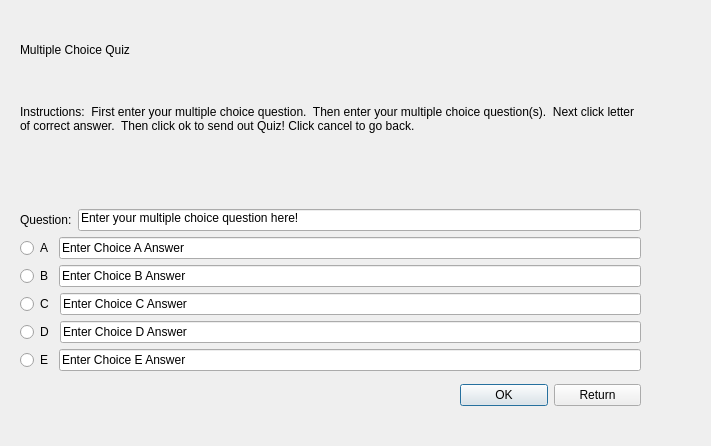
Above: serverPresent/multiplechoicequiz.ui from ccox04/CS3714_Spring17 before the change. Below: the same form after it.
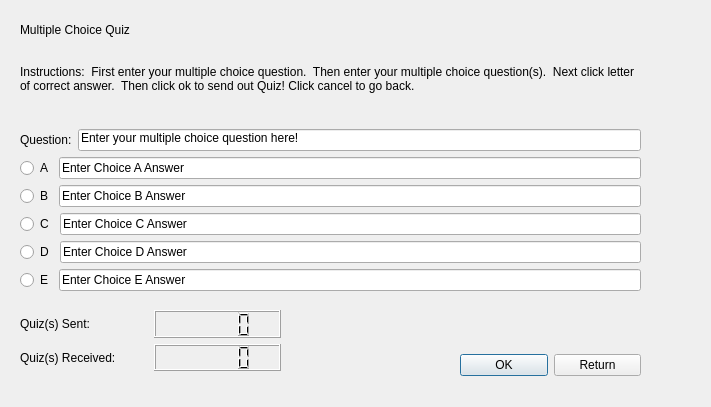
That is the form after the change.

What changed in the file:
```diff
--- a/serverPresent/multiplechoicequiz.ui
+++ b/serverPresent/multiplechoicequiz.ui
@@ -7,7 +7,7 @@
     <x>0</x>
     <y>0</y>
     <width>711</width>
-    <height>446</height>
+    <height>407</height>
    </rect>
   </property>
   <property name="windowTitle">
@@ -19,7 +19,7 @@
      <x>20</x>
      <y>0</y>
      <width>621</width>
-     <height>371</height>
+     <height>291</height>
     </rect>
    </property>
    <layout class="QVBoxLayout" name="verticalLayout_4">
@@ -171,11 +171,11 @@
     </item>
    </layout>
   </widget>
-  <widget class="QWidget" name="">
+  <widget class="QWidget" name="layoutWidget">
    <property name="geometry">
     <rect>
      <x>460</x>
-     <y>380</y>
+     <y>350</y>
      <width>181</width>
      <height>31</height>
     </rect>
@@ -197,6 +197,46 @@
     </item>
    </layout>
   </widget>
+  <widget class="QWidget" name="">
+   <property name="geometry">
+    <rect>
+     <x>20</x>
+     <y>310</y>
+     <width>261</width>
+     <height>61</height>
+    </rect>
+   </property>
+   <layout class="QVBoxLayout" name="verticalLayout_5">
+    <item>
+     <layout class="QHBoxLayout" name="horizontalLayout_9">
+      <item>
+       <widget class="QLabel" name="quizSentLabel">
+        <property name="text">
+         <string>Quiz(s) Sent:</string>
+        </property>
+       </widget>
+      </item>
+      <item>
+       <widget class="QLCDNumber" name="quizSentLcdNumber"/>
+      </item>
+     </layout>
+    </item>
+    <item>
+     <layout class="QHBoxLayout" name="horizontalLayout_8">
+      <item>
+       <widget class="QLabel" name="quizReceivedLabel">
+        <property name="text">
+         <string>Quiz(s) Received:</string>
+        </property>
+       </widget>
+      </item>
+      <item>
+       <widget class="QLCDNumber" name="quizReceivedLcdNumber"/>
+      </item>
+     </layout>
+    </item>
+   </layout>
+  </widget>
  </widget>
  <resources/>
  <connections>
```
